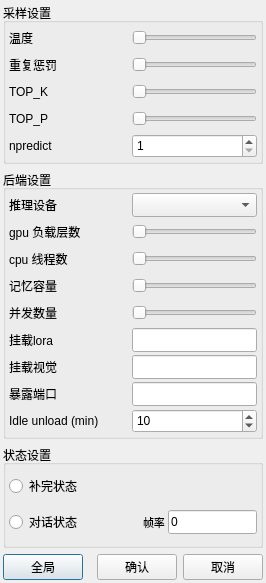
This is src/widget/settings_dialog.ui in ylsdamxssjxxdd/eva as Qt 5 draws it before an edit. The edited form follows.
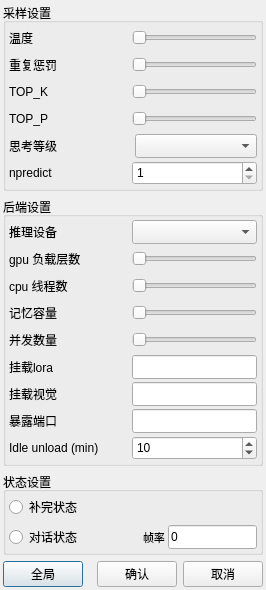
This is the edited form.

Commit message: 采样设置新增 reasoning_effort 控件

What changed in the file:
```diff
--- a/src/widget/settings_dialog.ui
+++ b/src/widget/settings_dialog.ui
@@ -235,6 +235,45 @@
         </item>
        </layout>
       </item>
+      <item>
+       <layout class="QHBoxLayout" name="reasoningLayout">
+        <item>
+         <widget class="QLabel" name="reasoning_label">
+          <property name="minimumSize">
+           <size>
+            <width>120</width>
+            <height>24</height>
+           </size>
+          </property>
+          <property name="maximumSize">
+           <size>
+            <width>16777215</width>
+            <height>24</height>
+           </size>
+          </property>
+          <property name="text">
+           <string>思考等级</string>
+          </property>
+         </widget>
+        </item>
+        <item>
+         <widget class="QComboBox" name="reasoning_comboBox">
+          <property name="minimumSize">
+           <size>
+            <width>100</width>
+            <height>24</height>
+           </size>
+          </property>
+          <property name="maximumSize">
+           <size>
+            <width>16777215</width>
+            <height>24</height>
+           </size>
+          </property>
+         </widget>
+        </item>
+       </layout>
+      </item>
       <item>
        <layout class="QHBoxLayout" name="horizontalLayout_npredict">
         <item>
```
Left out of the diff: 18 changed lines with no effect on the pictures. The commit also changes 9 other files.
